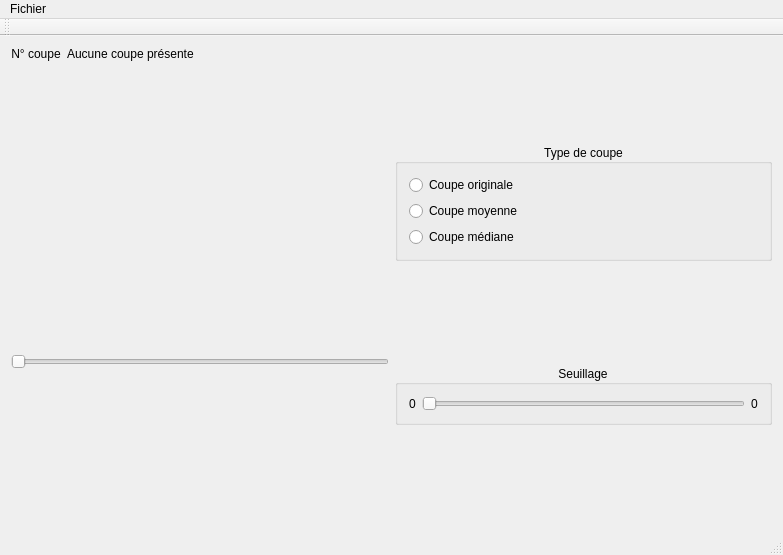
Qt form mainwindow.ui (akrah/TKDetection) before a commit.
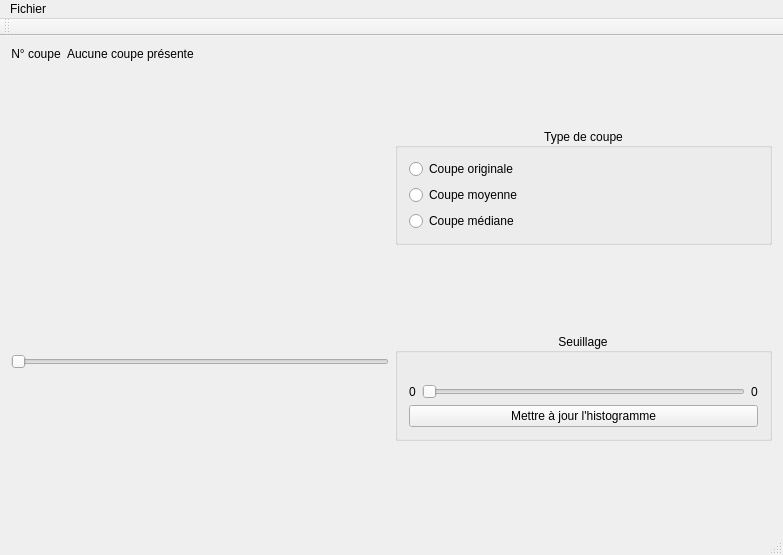
The same form after that commit. Custom widgets are drawn as their Qt base class.

Commit message: Ajout de la librairie Qwt pour l'histogramme et améliorations du code

Patch:
```diff
--- a/mainwindow.ui
+++ b/mainwindow.ui
@@ -16,7 +16,7 @@
   <widget class="QWidget" name="centralWidget">
    <layout class="QHBoxLayout" name="horizontalLayout">
     <item>
-     <layout class="QVBoxLayout" name="verticalLayout_3">
+     <layout class="QVBoxLayout" name="_layoutSliceView">
       <item>
        <layout class="QFormLayout" name="formLayout_2">
         <property name="topMargin">
@@ -132,7 +132,12 @@
         <property name="alignment">
          <set>Qt::AlignCenter</set>
         </property>
+        <layout class="QVBoxLayout" name="verticalLayout_3">
+         <item>
         <layout class="QHBoxLayout" name="horizontalLayout_2">
+           <property name="topMargin">
+            <number>20</number>
+           </property>
          <item>
           <widget class="QLabel" name="_labelMinThreshold">
            <property name="text">
@@ -158,6 +163,15 @@
           </widget>
          </item>
         </layout>
+         </item>
+         <item>
+          <widget class="QPushButton" name="_buttonUpdateHistogram">
+           <property name="text">
+            <string>Mettre à jour l'histogramme</string>
+           </property>
+          </widget>
+         </item>
+        </layout>
        </widget>
       </item>
       <item>
@@ -224,6 +238,11 @@
  </widget>
  <layoutdefault spacing="6" margin="11"/>
  <customwidgets>
+  <customwidget>
+   <class>QwtPlot</class>
+   <extends>QFrame</extends>
+   <header>qwt_plot.h</header>
+  </customwidget>
   <customwidget>
    <class>QxtSpanSlider</class>
    <extends>QSlider</extends>
```
Left out of the diff: 2 changed lines with no effect on the pictures. Lines whose indentation alone changed are shown as unchanged. The commit also changes 11 other files.
